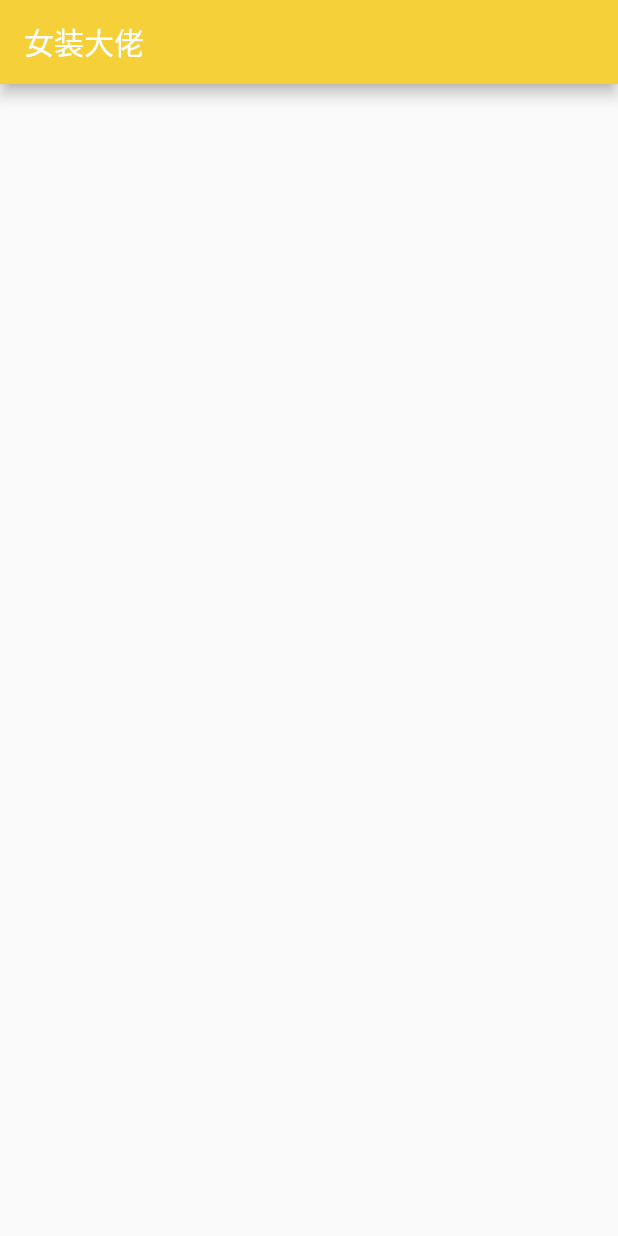
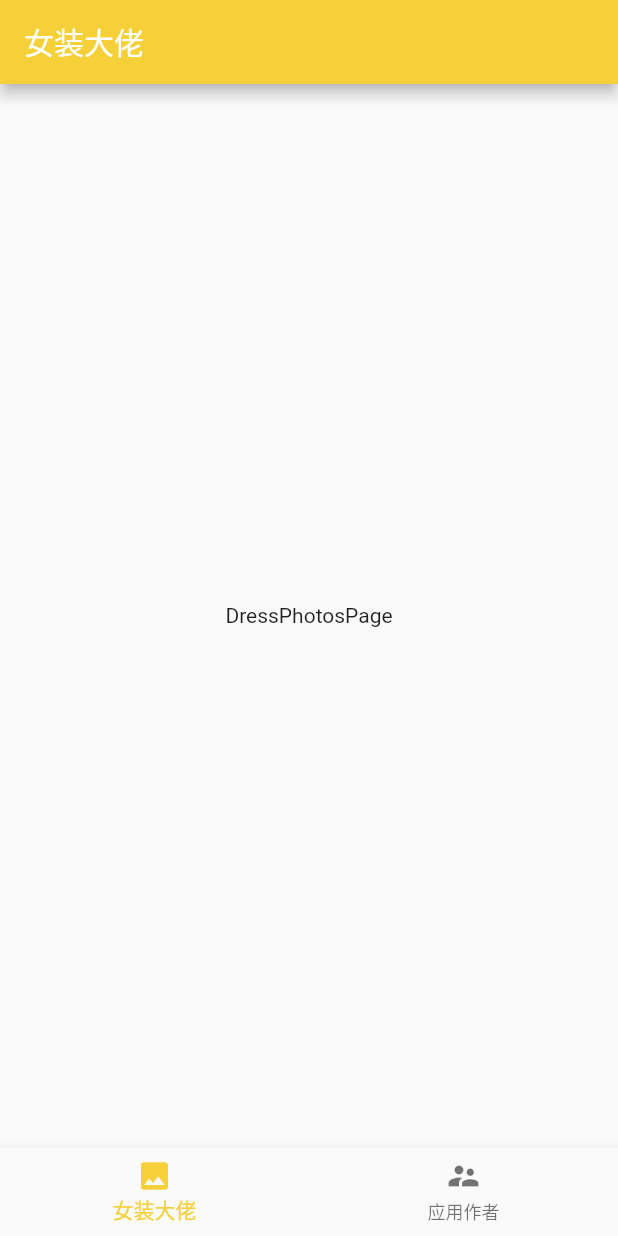
Before and after one commit to lightningminers/flutter-dress, a Flutter app: the screen it shows after launch, on a phone screen of 412 x 824 dp. Run offline on Flutter 3.47's test engine with Material 2 defaults, Android fonts, the phone set to English and light mode, and no system bars.

Commit message:
[add] 完成 App 大体框架

```diff
--- /dev/null
+++ b/lib/app_author_page.dart
@@ -0,0 +1,8 @@
+import 'package:flutter/material.dart';
+
+class AppAuthorPage extends StatelessWidget {
+  @override
+  Widget build(BuildContext context){
+    return new Text('AppAuthorPage');
+  }
+}
--- /dev/null
+++ b/lib/dress_photos_page.dart
@@ -0,0 +1,8 @@
+import 'package:flutter/material.dart';
+
+class DressPhotosPage extends StatelessWidget {
+  @override
+  Widget build(BuildContext context) {
+    return new Text('DressPhotosPage');
+  }
+}
--- a/lib/home_page.dart
+++ b/lib/home_page.dart
@@ -1,14 +1,65 @@
 import 'package:flutter/material.dart';
 import 'package:flutter_dress/shared/constants.dart';
+import 'package:flutter_dress/app_author_page.dart';
+import 'package:flutter_dress/dress_photos_page.dart';
 
-class HomePage extends StatelessWidget {
+class HomePage extends StatefulWidget{
+
+  HomePage({Key key}) : super(key: key);
+
   @override
-  Widget build(BuildContext context){
+  _HomePageState createState() => new _HomePageState();
+}
+
+class _HomePageState extends State<HomePage> {
+  int _selectedIndex = 0;
+  String _selectedTitle = DressPhotoText;
+  final _widgetOptions = [
+    DressPhotosPage(),
+    AppAuthorPage(),
+  ];
+
+  @override
+  Widget build(BuildContext context) {
     return new Scaffold(
       appBar: new AppBar(
-        title: new Text('女装大佬'),
-        backgroundColor: DressThemeColor
+        title: new Text(_selectedTitle),
+        backgroundColor: DressThemeColor,
+      ),
+      body: new Center(
+        child: _widgetOptions.elementAt(_selectedIndex),
+      ),
+      bottomNavigationBar: BottomNavigationBar(
+        items: <BottomNavigationBarItem>[
+          BottomNavigationBarItem(
+            icon: new Icon(Icons.photo),
+            title: new Text(DressPhotoText),
+            backgroundColor: DressThemeColor
+          ),
+          BottomNavigationBarItem(
+            icon: new Icon(Icons.supervisor_account),
+            title: new Text(AppAuthorText),
+            backgroundColor: DressThemeColor
+          )
+        ],
+        currentIndex: _selectedIndex,
+        fixedColor: DressThemeColor,
+        onTap: _onSelectItemWidget,
       ),
     );
   }
+
+  void _onSelectItemWidget(int index){
+    setState(() {
+      _selectedIndex = index;
+      switch (index) {
+        case 1:
+          _selectedTitle = AppAuthorText;
+          break;
+        default:
+          _selectedTitle = DressPhotoText;
+          break;
+      }
+    });
+  }
 }
--- a/lib/shared/constants.dart
+++ b/lib/shared/constants.dart
@@ -2,3 +2,5 @@ import 'package:flutter/material.dart';
 
 const DressThemeColor = Color.fromRGBO(245, 208, 56, 1.0);
 const DressFontColor = Colors.white;
+const AppAuthorText = '应用作者';
+const DressPhotoText = '女装大佬';
```
